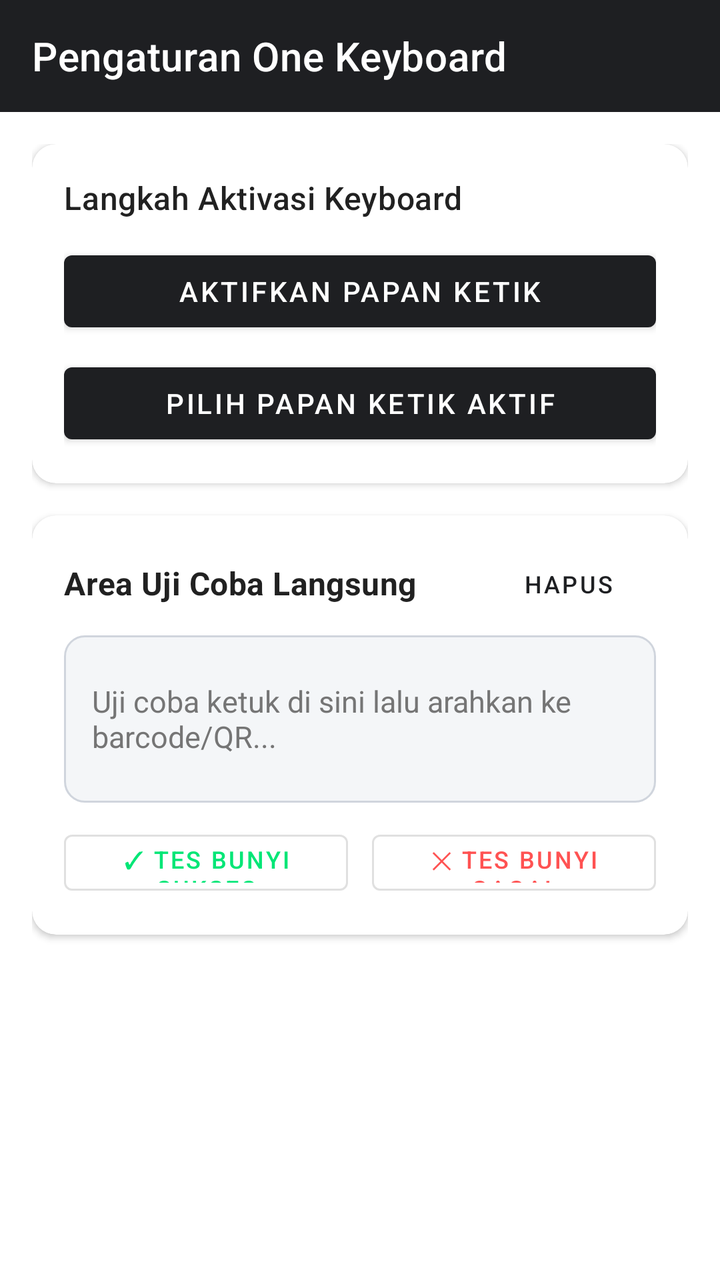
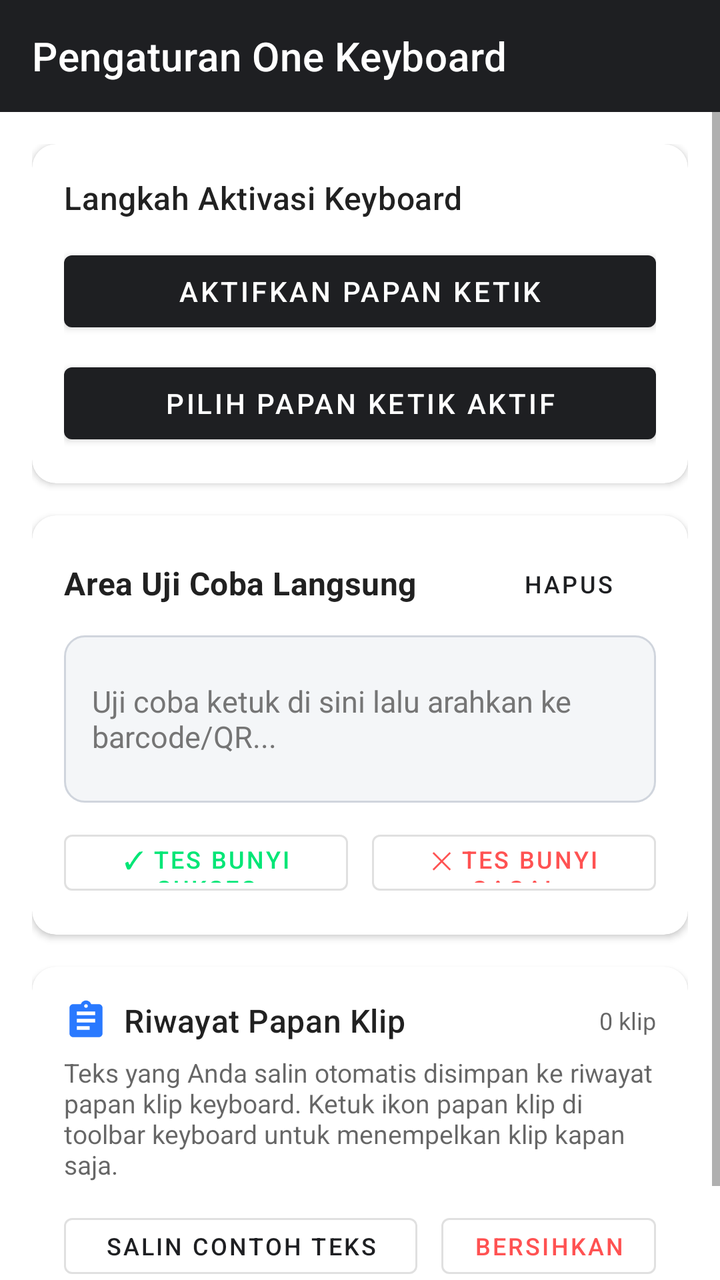

Before-and-after screenshots of an Android layout around one commit, followed by the original layout XML and the change that was made.
<!-- AndroidManifest.xml: activity theme AppTheme.NoActionBar -->
<!-- res/layout/activity_settings.xml -->
<?xml version="1.0" encoding="utf-8"?>
<LinearLayout xmlns:android="http://schemas.android.com/apk/res/android"
    xmlns:app="http://schemas.android.com/apk/res-auto"
    android:layout_width="match_parent"
    android:layout_height="match_parent"
    android:orientation="vertical">

    <androidx.appcompat.widget.Toolbar
        android:id="@+id/toolbar"
        android:layout_width="match_parent"
        android:layout_height="?attr/actionBarSize"
        android:background="?attr/colorPrimary"
        app:title="@string/settings_title"
        app:titleTextColor="#FFFFFF" />

    <ScrollView
        android:layout_width="match_parent"
        android:layout_height="match_parent"
        android:fillViewport="true">

        <LinearLayout
            android:layout_width="match_parent"
            android:layout_height="wrap_content"
            android:orientation="vertical"
            android:padding="16dp">

            
            <com.google.android.material.card.MaterialCardView
                android:layout_width="match_parent"
                android:layout_height="wrap_content"
                android:layout_marginBottom="16dp"
                app:cardCornerRadius="12dp"
                app:cardElevation="2dp">

                <LinearLayout
                    android:layout_width="match_parent"
                    android:layout_height="wrap_content"
                    android:orientation="vertical"
                    android:padding="16dp">

                    <TextView
                        android:layout_width="wrap_content"
                        android:layout_height="wrap_content"
                        android:text="Langkah Aktivasi Keyboard"
                        android:textAppearance="?attr/textAppearanceHeadline6"
                        android:textSize="16sp" />

                    <Button
                        android:id="@+id/btnEnableKeyboard"
                        android:layout_width="match_parent"
                        android:layout_height="wrap_content"
                        android:layout_marginTop="12dp"
                        android:text="@string/enable_keyboard_title" />

                    <Button
                        android:id="@+id/btnSelectKeyboard"
                        android:layout_width="match_parent"
                        android:layout_height="wrap_content"
                        android:layout_marginTop="8dp"
                        android:text="@string/select_keyboard_title" />

                </LinearLayout>
            </com.google.android.material.card.MaterialCardView>

            
            <com.google.android.material.card.MaterialCardView
                android:layout_width="match_parent"
                android:layout_height="wrap_content"
                android:layout_marginBottom="16dp"
                app:cardCornerRadius="12dp"
                app:cardElevation="2dp">

                <LinearLayout
                    android:layout_width="match_parent"
                    android:layout_height="wrap_content"
                    android:orientation="vertical"
                    android:padding="16dp">

                    <LinearLayout
                        android:layout_width="match_parent"
                        android:layout_height="wrap_content"
                        android:gravity="center_vertical"
                        android:orientation="horizontal">

                        <TextView
                            android:layout_width="0dp"
                            android:layout_height="wrap_content"
                            android:layout_weight="1"
                            android:text="@string/test_area_label"
                            android:textAppearance="?attr/textAppearanceSubtitle1"
                            android:textStyle="bold" />

                        <Button
                            android:id="@+id/btnClearTestInput"
                            style="@style/Widget.MaterialComponents.Button.TextButton"
                            android:layout_width="wrap_content"
                            android:layout_height="36dp"
                            android:text="Hapus"
                            android:textSize="12sp" />

                    </LinearLayout>

                    <EditText
                        android:id="@+id/etTestInput"
                        android:layout_width="match_parent"
                        android:layout_height="wrap_content"
                        android:layout_marginTop="8dp"
                        android:background="@drawable/bg_test_input"
                        android:hint="@string/test_area_hint"
                        android:inputType="textMultiLine"
                        android:minLines="3"
                        android:padding="14dp"
                        android:textColor="@color/test_input_text"
                        android:textColorHint="@color/test_input_hint"
                        android:textCursorDrawable="@drawable/cursor_drawable"
                        android:textSize="15sp" />

                    <LinearLayout
                        android:layout_width="match_parent"
                        android:layout_height="wrap_content"
                        android:layout_marginTop="10dp"
                        android:orientation="horizontal">

                        <Button
                            android:id="@+id/btnTestSuccess"
                            style="@style/Widget.MaterialComponents.Button.OutlinedButton"
                            android:layout_width="0dp"
                            android:layout_height="40dp"
                            android:layout_weight="1"
                            android:layout_marginEnd="6dp"
                            android:text="✓ Tes Bunyi Sukses"
                            android:textColor="#00E676"
                            android:textSize="12sp" />

                        <Button
                            android:id="@+id/btnTestFailure"
                            style="@style/Widget.MaterialComponents.Button.OutlinedButton"
                            android:layout_width="0dp"
                            android:layout_height="40dp"
                            android:layout_weight="1"
                            android:layout_marginStart="6dp"
                            android:text="✕ Tes Bunyi Gagal"
                            android:textColor="#FF5252"
                            android:textSize="12sp" />
                    </LinearLayout>

                </LinearLayout>
            </com.google.android.material.card.MaterialCardView>

            
            <FrameLayout
                android:id="@+id/preferencesContainer"
                android:layout_width="match_parent"
                android:layout_height="wrap_content" />

        </LinearLayout>
    </ScrollView>

</LinearLayout>
<!-- resources referenced by this layout -->
<resources>
  <color name="test_input_hint">#757575</color>
  <color name="test_input_text">#1A1C1E</color>
  <!-- drawable bg_test_input (drawable) -->
  <?xml version="1.0" encoding="utf-8"?>
  <selector xmlns:android="http://schemas.android.com/apk/res/android">
      <item android:state_focused="true">
          <shape android:shape="rectangle">
              <corners android:radius="10dp" />
              <stroke android:width="2dp" android:color="@color/heliboard_accent" />
              <solid android:color="@color/test_input_bg" />
          </shape>
      </item>
      <item>
          <shape android:shape="rectangle">
              <corners android:radius="10dp" />
              <stroke android:width="1dp" android:color="@color/test_input_stroke" />
              <solid android:color="@color/test_input_bg" />
          </shape>
      </item>
  </selector>
  <!-- drawable cursor_drawable (drawable) -->
  <?xml version="1.0" encoding="utf-8"?>
  <shape xmlns:android="http://schemas.android.com/apk/res/android"
      android:shape="rectangle">
      <size android:width="2dp" />
      <solid android:color="@color/heliboard_accent" />
  </shape>
  <string name="enable_keyboard_title">Aktifkan Papan Ketik</string>
  <string name="select_keyboard_title">Pilih Papan Ketik Aktif</string>
  <string name="settings_title">Pengaturan One Keyboard</string>
  <string name="test_area_hint">Uji coba ketuk di sini lalu arahkan ke barcode/QR...</string>
  <string name="test_area_label">Area Uji Coba Langsung</string>
  <style name="AppTheme.NoActionBar">
          <item name="windowActionBar">false</item>
          <item name="windowNoTitle">true</item>
      </style>
  <color name="heliboard_accent">#2979FF</color>
  <color name="test_input_bg">#F4F6F8</color>
  <color name="test_input_stroke">#D0D5DD</color>
</resources>

<!-- the commit's change to res/layout/activity_settings.xml (unified diff, before → after) -->
@@ -148,6 +148,90 @@
             </com.google.android.material.card.MaterialCardView>
 
             
+            <com.google.android.material.card.MaterialCardView
+                android:layout_width="match_parent"
+                android:layout_height="wrap_content"
+                android:layout_marginBottom="16dp"
+                app:cardCornerRadius="12dp"
+                app:cardElevation="2dp">
+
+                <LinearLayout
+                    android:layout_width="match_parent"
+                    android:layout_height="wrap_content"
+                    android:orientation="vertical"
+                    android:padding="16dp">
+
+                    <LinearLayout
+                        android:layout_width="match_parent"
+                        android:layout_height="wrap_content"
+                        android:gravity="center_vertical"
+                        android:orientation="horizontal">
+
+                        <ImageView
+                            android:layout_width="22dp"
+                            android:layout_height="22dp"
+                            android:layout_marginEnd="8dp"
+                            android:src="@drawable/ic_clipboard"
+                            app:tint="@color/heliboard_accent" />
+
+                        <TextView
+                            android:layout_width="0dp"
+                            android:layout_height="wrap_content"
+                            android:layout_weight="1"
+                            android:text="Riwayat Papan Klip"
+                            android:textAppearance="?attr/textAppearanceHeadline6"
+                            android:textSize="16sp" />
+
+                        <TextView
+                            android:id="@+id/tvSettingsClipboardCount"
+                            android:layout_width="wrap_content"
+                            android:layout_height="wrap_content"
+                            android:textColor="?android:attr/textColorSecondary"
+                            android:textSize="12sp"
+                            android:text="0 klip" />
+
+                    </LinearLayout>
+
+                    <TextView
+                        android:layout_width="wrap_content"
+                        android:layout_height="wrap_content"
+                        android:layout_marginTop="6dp"
+                        android:text="Teks yang Anda salin otomatis disimpan ke riwayat papan klip keyboard. Ketuk ikon papan klip di toolbar keyboard untuk menempelkan klip kapan saja."
+                        android:textColor="?android:attr/textColorSecondary"
+                        android:textSize="13sp" />
+
+                    <LinearLayout
+                        android:layout_width="match_parent"
+                        android:layout_height="wrap_content"
+                        android:layout_marginTop="12dp"
+                        android:orientation="horizontal">
+
+                        <Button
+                            android:id="@+id/btnCopySampleClip"
+                            style="@style/Widget.MaterialComponents.Button.OutlinedButton"
+                            android:layout_width="0dp"
+                            android:layout_height="40dp"
+                            android:layout_weight="1"
+                            android:layout_marginEnd="6dp"
+                            android:text="Salin Contoh Teks"
+                            android:textSize="12sp" />
+
+                        <Button
+                            android:id="@+id/btnClearAllClips"
+                            style="@style/Widget.MaterialComponents.Button.OutlinedButton"
+                            android:layout_width="wrap_content"
+                            android:layout_height="40dp"
+                            android:layout_marginStart="6dp"
+                            android:text="Bersihkan"
+                            android:textColor="#FF5252"
+                            android:textSize="12sp" />
+
+                    </LinearLayout>
+
+                </LinearLayout>
+            </com.google.android.material.card.MaterialCardView>
+
+            
             <FrameLayout
                 android:id="@+id/preferencesContainer"
                 android:layout_width="match_parent"
<!-- resource entries referenced after the edit -->
@@ -27,6 +27,16 @@
       <size android:width="2dp" />
       <solid android:color="@color/heliboard_accent" />
   </shape>
+  <!-- drawable ic_clipboard (drawable) -->
+  <vector xmlns:android="http://schemas.android.com/apk/res/android"
+      android:width="24dp"
+      android:height="24dp"
+      android:viewportWidth="24"
+      android:viewportHeight="24">
+      <path
+          android:fillColor="#FFFFFFFF"
+          android:pathData="M19,3h-4.18C14.4,1.84 13.3,1 12,1c-1.3,0 -2.4,0.84 -2.82,2L5,3c-1.1,0 -2,0.9 -2,2v14c0,1.1 0.9,2 2,2h14c1.1,0 2,-0.9 2,-2L21,5c0,-1.1 -0.9,-2 -2,-2zM12,3c0.55,0 1,0.45 1,1s-0.45,1 -1,1 -1,-0.45 -1,-1 0.45,-1 1,-1zM14,17L7,17v-2h7v2zM17,13L7,13v-2h10v2zM17,9L7,9L7,7h10v2z" />
+  </vector>
   <string name="enable_keyboard_title">Aktifkan Papan Ketik</string>
   <string name="select_keyboard_title">Pilih Papan Ketik Aktif</string>
   <string name="settings_title">Pengaturan One Keyboard</string>
